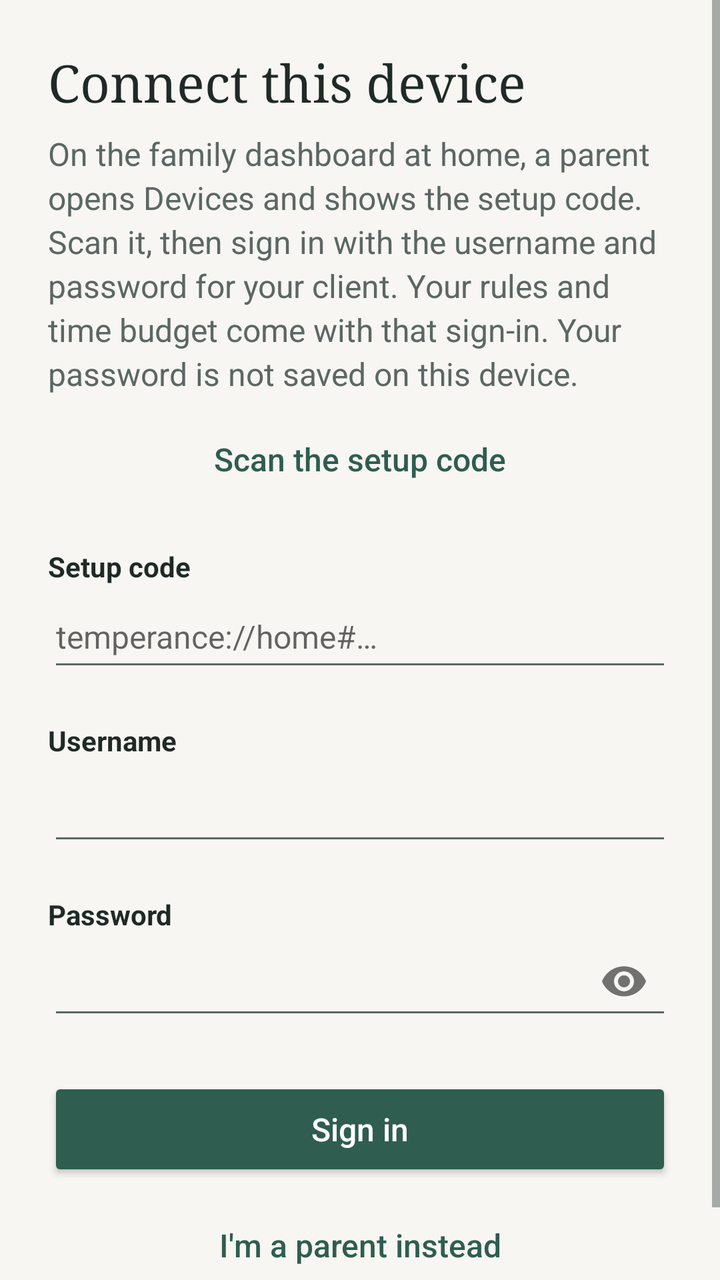
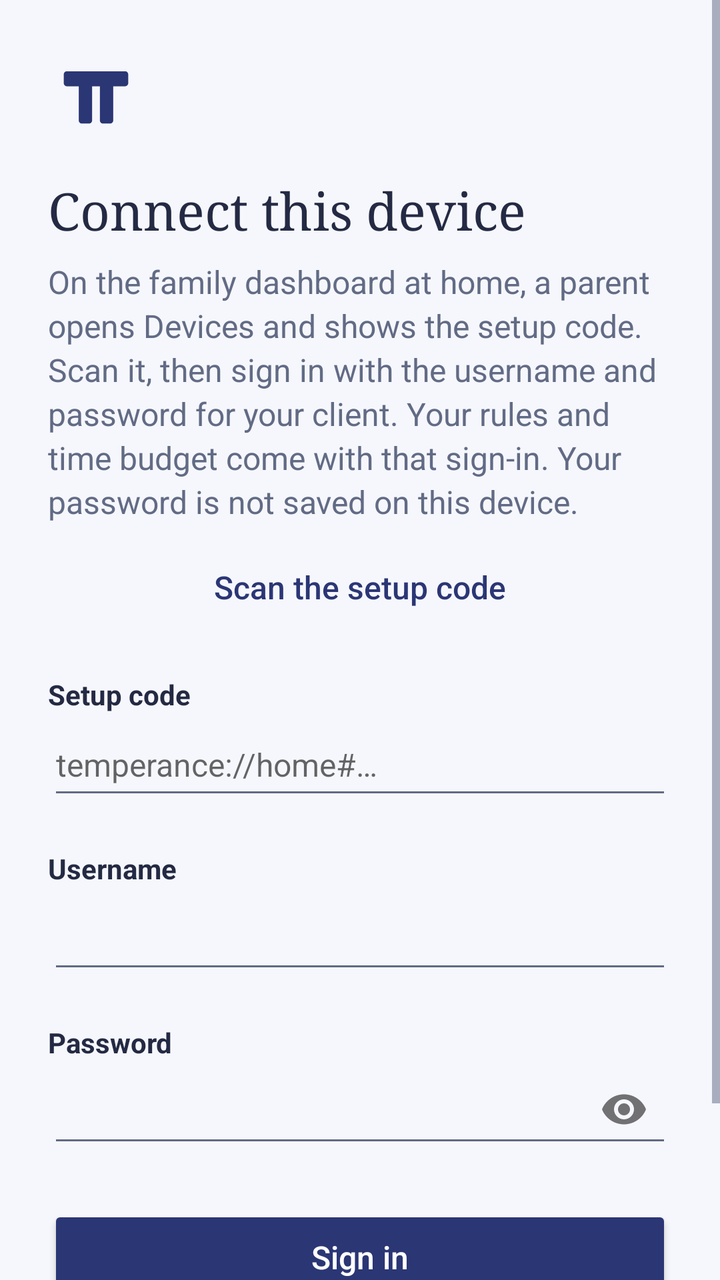

Two renders of the same Android screen: before a commit and after it. Below are the layout's source before the change and the commit's diff.
<!-- AndroidManifest.xml: application theme Theme.Temperance -->
<!-- res/layout/screen_setup.xml -->
<?xml version="1.0" encoding="utf-8"?>
<ScrollView xmlns:android="http://schemas.android.com/apk/res/android"
    xmlns:app="http://schemas.android.com/apk/res-auto"
    android:id="@+id/screen_setup"
    android:layout_width="match_parent"
    android:layout_height="match_parent"
    android:fillViewport="true">

    <LinearLayout style="@style/Screen" android:id="@+id/column">

        <TextView style="@style/Title" android:text="@string/setup_title" android:accessibilityHeading="true" />
        <TextView style="@style/Body" android:text="@string/setup_intro" />

        <Button android:id="@+id/scan_setup" style="@style/Secondary" android:text="@string/scan_setup" />
        <TextView style="@style/Label" android:text="@string/server_label" android:labelFor="@+id/server" />
        <EditText
            android:id="@+id/server"
            style="@style/Field"
            android:hint="@string/server_hint"
            android:inputType="textUri|textNoSuggestions"
            android:importantForAutofill="no"
            android:imeOptions="actionNext|flagNoExtractUi" />

        <TextView style="@style/Label" android:text="@string/username_label" android:labelFor="@+id/username" />
        <EditText
            android:id="@+id/username"
            style="@style/Field"
            android:autofillHints="username"
            android:inputType="textVisiblePassword|textNoSuggestions"
            android:imeOptions="actionNext|flagNoExtractUi" />

        <TextView style="@style/Label" android:text="@string/password_label" android:labelFor="@+id/password" />
        <com.google.android.material.textfield.TextInputLayout
            android:id="@+id/password_layout"
            android:layout_width="match_parent"
            android:layout_height="wrap_content"
            android:theme="@style/Theme.Temperance.Material"
            app:boxBackgroundMode="none"
            app:hintEnabled="false"
            app:endIconMode="password_toggle">
            <com.google.android.material.textfield.TextInputEditText
                android:id="@+id/password"
                android:saveEnabled="false"
                style="@style/Field"
                android:autofillHints="password"
                android:inputType="textPassword"
                android:imeOptions="actionGo|flagNoExtractUi" />
        </com.google.android.material.textfield.TextInputLayout>

        <TextView android:id="@+id/error" style="@style/Error" />

        <Button android:id="@+id/sign_in" style="@style/Primary" android:text="@string/sign_in" />
        <Button android:id="@+id/parent_instead" style="@style/Secondary" android:text="@string/parent_instead" />
    </LinearLayout>
</ScrollView>
<!-- resources referenced by this layout -->
<resources>
  <string name="parent_instead">I\'m a parent instead</string>
  <string name="password_label">Password</string>
  <string name="scan_setup">Scan the setup code</string>
  <string name="server_hint">temperance://home#…</string>
  <string name="server_label">Setup code</string>
  <string name="setup_intro">On the family dashboard at home, a parent opens Devices and shows the setup code. Scan it, then sign in with the username and password for your client. Your rules and time budget come with that sign-in. Your password is not saved on this device.</string>
  <string name="setup_title">Connect this device</string>
  <string name="sign_in">Sign in</string>
  <string name="username_label">Username</string>
  <style name="Body">
          <item name="android:layout_width">match_parent</item>
          <item name="android:layout_height">wrap_content</item>
          <item name="android:textSize">16sp</item>
          <item name="android:textColor">@color/muted</item>
          <item name="android:lineSpacingMultiplier">1.15</item>
      </style>
  <style name="Error" parent="Body">
          <item name="android:textColor">@color/error</item>
          <item name="android:layout_marginTop">16dp</item>
          <item name="android:visibility">gone</item>
          <item name="android:accessibilityLiveRegion">polite</item>
      </style>
  <style name="Field">
          <item name="android:layout_width">match_parent</item>
          <item name="android:layout_height">wrap_content</item>
          <item name="android:minHeight">48dp</item>
          <item name="android:textSize">16sp</item>
          <item name="android:singleLine">true</item>
      </style>
  <style name="Label">
          <item name="android:layout_width">match_parent</item>
          <item name="android:layout_height">wrap_content</item>
          <item name="android:textSize">14sp</item>
          <item name="android:textStyle">bold</item>
          <item name="android:textColor">@color/ink</item>
          <item name="android:layout_marginTop">20dp</item>
      </style>
  <style name="Screen">
          <item name="android:layout_width">match_parent</item>
          <item name="android:layout_height">wrap_content</item>
          <item name="android:orientation">vertical</item>
          <item name="android:paddingStart">24dp</item>
          <item name="android:paddingEnd">24dp</item>
          <item name="android:paddingTop">24dp</item>
          <item name="android:paddingBottom">32dp</item>
      </style>
  <style name="Title">
          <item name="android:layout_width">match_parent</item>
          <item name="android:layout_height">wrap_content</item>
          <item name="android:textSize">26sp</item>
          <item name="android:textColor">@color/ink</item>
          <item name="android:fontFamily">serif</item>
          <item name="android:layout_marginBottom">8dp</item>
      </style>
  <color name="muted">#5B6763</color>
  <color name="error">#B3261E</color>
  <color name="ink">#1F2A27</color>
  <color name="brand">#2F5D50</color>
  <color name="brand_dark">#24483E</color>
  <color name="paper">#F7F6F2</color>
  <!-- unchanged entries left out for length: 4 -->
</resources>

<!-- the commit's change to res/layout/screen_setup.xml (unified diff, before → after) -->
@@ -7,6 +7,7 @@
     android:fillViewport="true">
 
     <LinearLayout style="@style/Screen" android:id="@+id/column">
+        <ImageView android:layout_width="48dp" android:layout_height="48dp" android:layout_marginBottom="16dp" android:src="@drawable/brand_mark" android:importantForAccessibility="no" />
 
         <TextView style="@style/Title" android:text="@string/setup_title" android:accessibilityHeading="true" />
         <TextView style="@style/Body" android:text="@string/setup_intro" />
<!-- resource entries referenced after the edit -->
@@ -1,5 +1,8 @@
 <!-- resources referenced by this layout -->
 <resources>
+  <!-- drawable brand_mark (drawable) -->
+  <?xml version="1.0" encoding="utf-8"?>
+  <vector xmlns:android="http://schemas.android.com/apk/res/android" android:width="48dp" android:height="48dp" android:viewportWidth="1254" android:viewportHeight="1254"><path android:fillColor="@color/brand" android:pathData="M246 304H1008C1030.091 304 1048 321.909 1048 344V460C1048 482.091 1030.091 500 1008 500H852V947C852 969.091 834.091 987 812 987H718C695.909 987 678 969.091 678 947V500H576V947C576 969.091 558.091 987 536 987H442C419.909 987 402 969.091 402 947V500H246C223.909 500 206 482.091 206 460V344C206 321.909 223.909 304 246 304Z"/></vector>
   <string name="parent_instead">I\'m a parent instead</string>
   <string name="password_label">Password</string>
   <string name="scan_setup">Scan the setup code</string>
@@ -54,12 +57,12 @@
           <item name="android:fontFamily">serif</item>
           <item name="android:layout_marginBottom">8dp</item>
       </style>
-  <color name="muted">#5B6763</color>
+  <color name="muted">#626B85</color>
   <color name="error">#B3261E</color>
-  <color name="ink">#1F2A27</color>
-  <color name="brand">#2F5D50</color>
-  <color name="brand_dark">#24483E</color>
-  <color name="paper">#F7F6F2</color>
+  <color name="ink">#242A43</color>
+  <color name="brand">#2B3675</color>
+  <color name="brand_dark">#202958</color>
+  <color name="paper">#F6F7FC</color>
   <!-- unchanged entries left out for length: 4 -->
 </resources>
 
